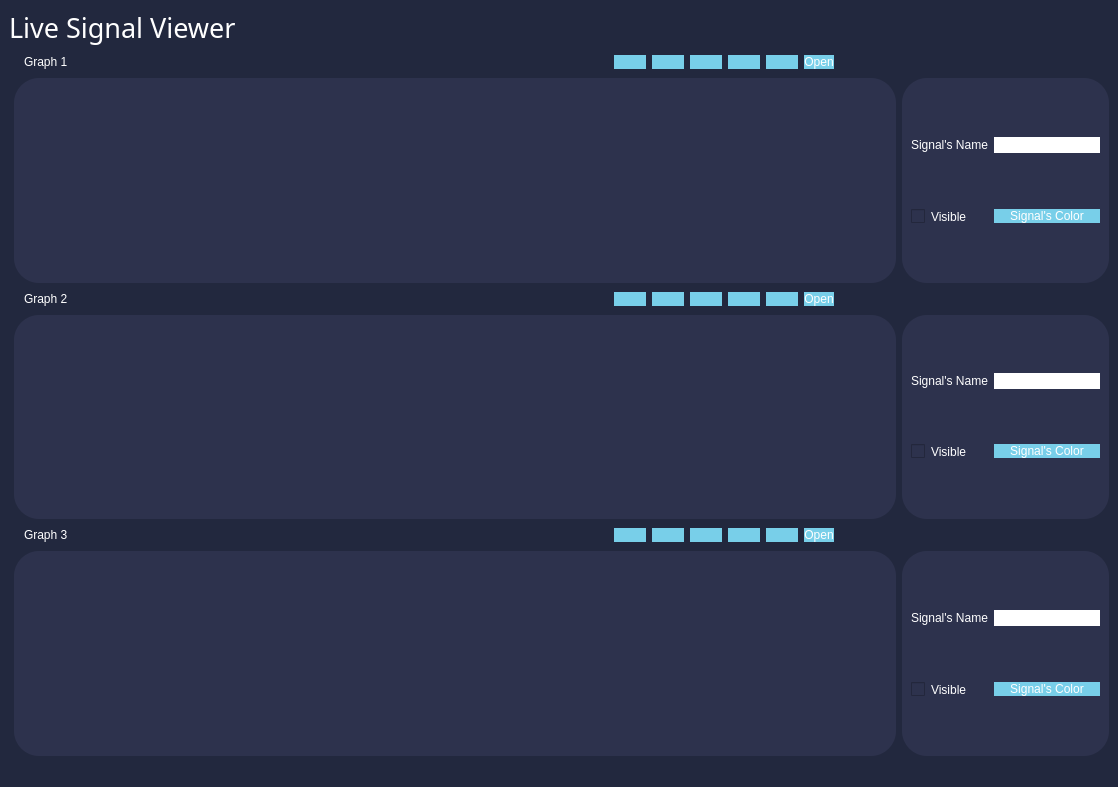
First picture: the form in main.ui, repository hassnaa11/Signal-Viewer, before the edit.
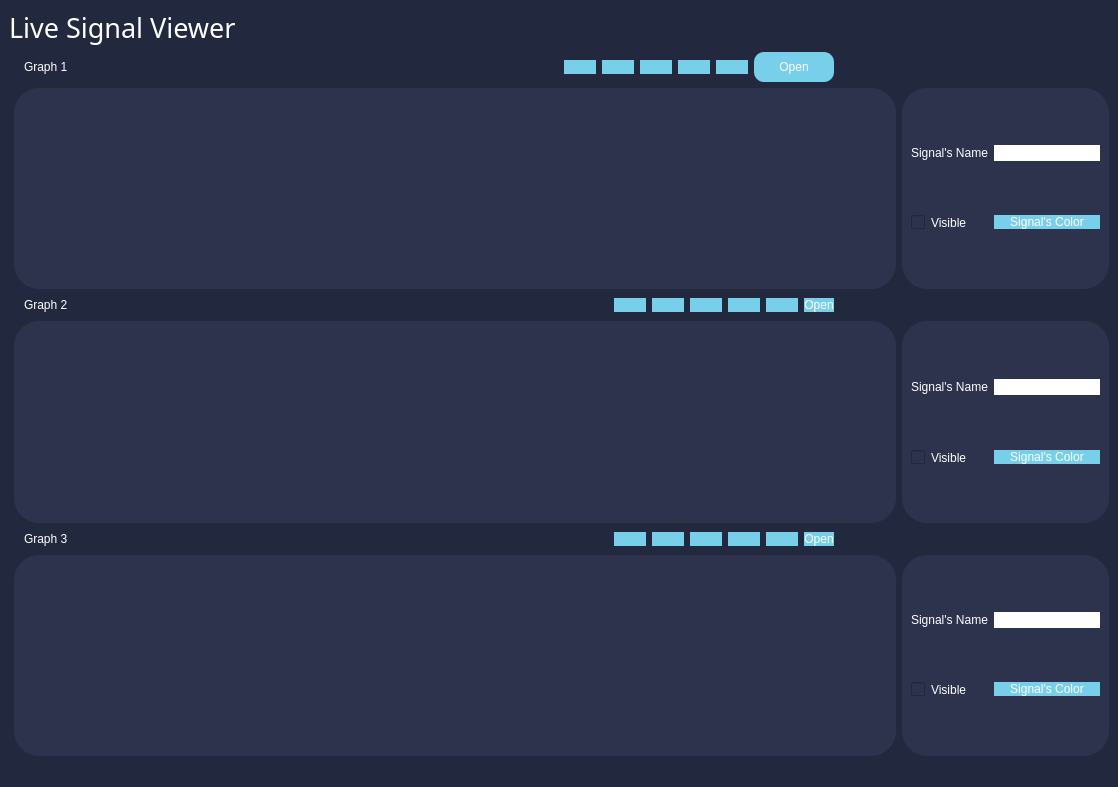
Second picture: the form after the edit. Icons and pictures are not drawn.

Commit message: mouse on graph & button ui right

The edit to the form file:
```diff
--- a/main.ui
+++ b/main.ui
@@ -1113,6 +1113,18 @@
       </item>
       <item>
        <widget class="QPushButton" name="open_button_graph_1">
+        <property name="sizePolicy">
+         <sizepolicy hsizetype="Minimum" vsizetype="Fixed">
+          <horstretch>0</horstretch>
+          <verstretch>0</verstretch>
+         </sizepolicy>
+        </property>
+        <property name="minimumSize">
+         <size>
+          <width>80</width>
+          <height>30</height>
+         </size>
+        </property>
         <property name="cursor">
          <cursorShape>SplitVCursor</cursorShape>
         </property>
```
Left out of the diff: 4 changed lines with no effect on the pictures. The commit also changes 5 other files.
